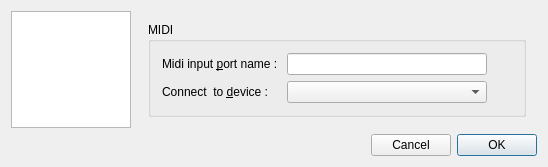
Before: the Qt Designer form src/gui/forms/settingsdialog.ui in deufrai/Qrest, drawn with Qt 5.
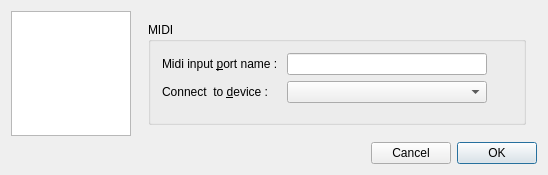
After: the same form once the commit is applied.

The edit to the form file:
```diff
--- a/src/gui/forms/settingsdialog.ui
+++ b/src/gui/forms/settingsdialog.ui
@@ -10,7 +10,7 @@
     <x>0</x>
     <y>0</y>
     <width>548</width>
-    <height>160</height>
+    <height>175</height>
    </rect>
   </property>
   <property name="windowTitle">
```
Left out of the diff: 2 changed lines with no effect on the pictures.
